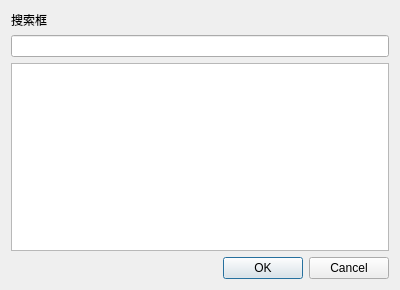
Before: the Qt Designer form Collection.ui in dop-lm/CSTI-ModEditor, drawn with Qt 5.
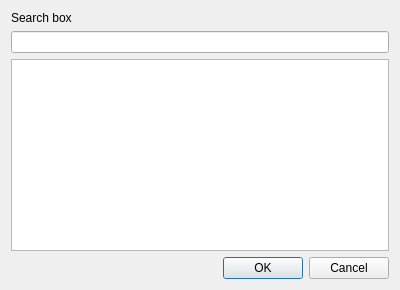
After: the same form once the commit is applied.

The edit to the form file:
```diff
--- a/Collection.ui
+++ b/Collection.ui
@@ -19,7 +19,7 @@
      <item>
       <widget class="QLabel" name="label">
        <property name="text">
-        <string>搜索框</string>
+        <string>Search box</string>
        </property>
       </widget>
      </item>
```
Left out of the diff: 2 changed lines with no effect on the pictures.
